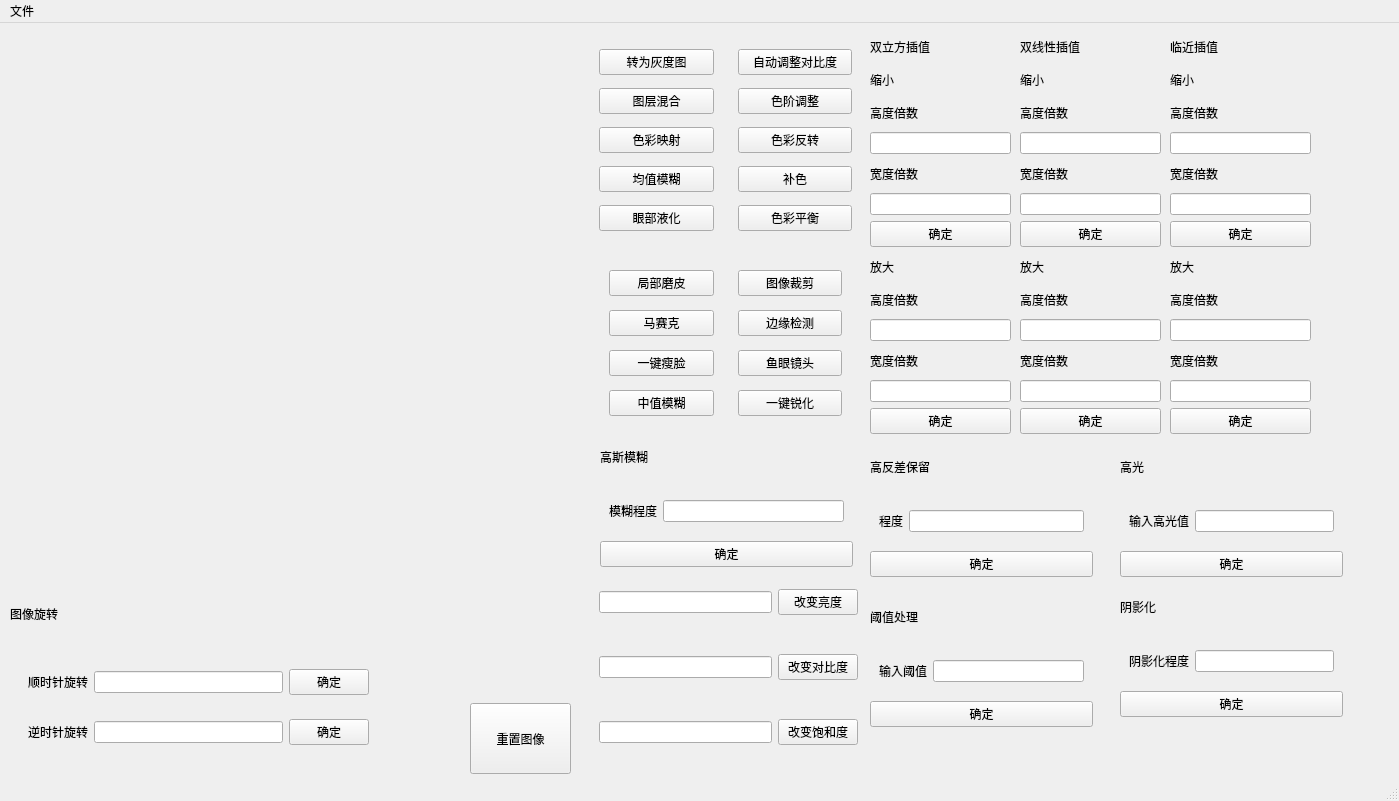
This is ImageWithUI/mainwindow.ui in Obj4ct/ImageWithUI as Qt 5 draws it before an edit. The edited form follows.
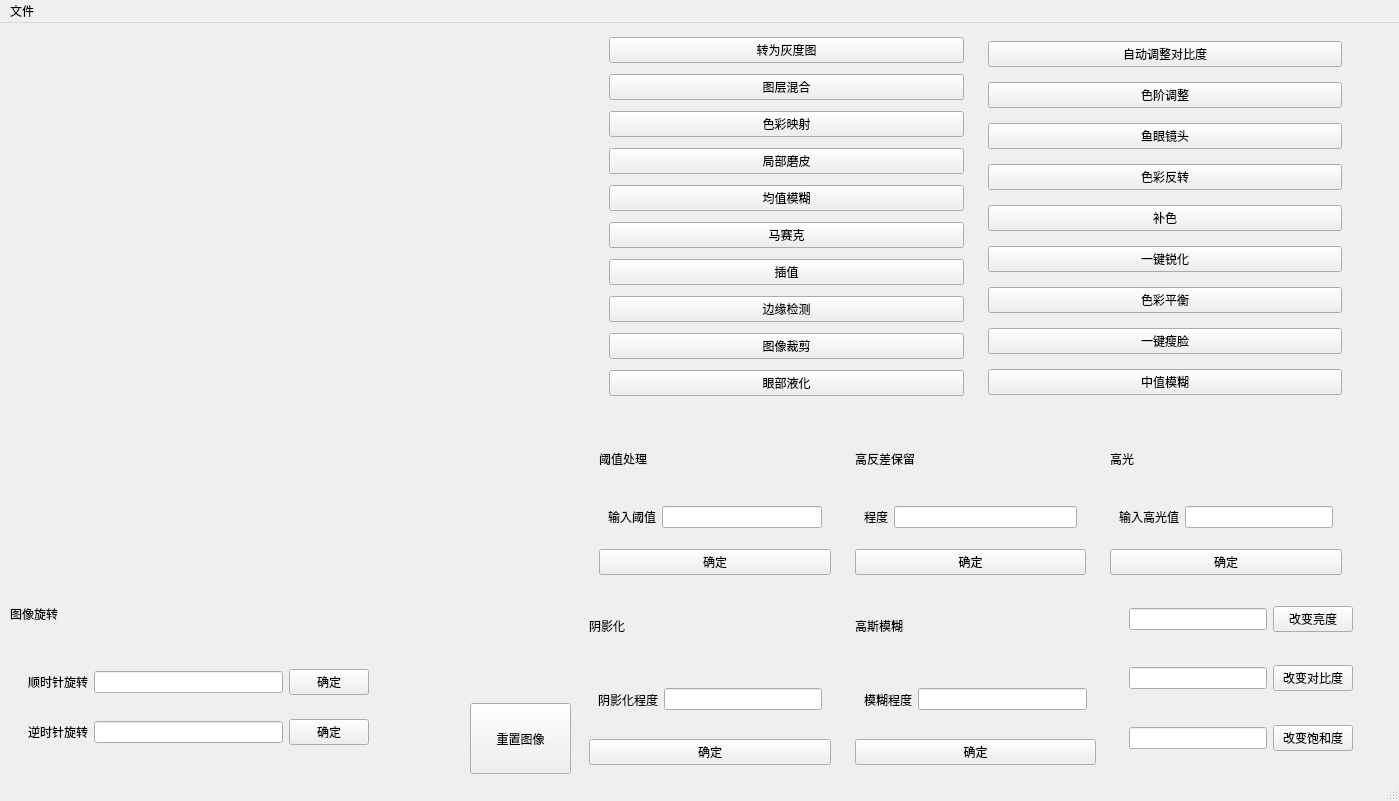
This is the edited form.

Commit message: 为插值单独添加了窗口展示效果 bug:双立方插值 缩小时程序会奔溃 双线性插值 放大图像报 向量溢出 错误

Diff of the .ui file:
```diff
--- a/ImageWithUI/mainwindow.ui
+++ b/ImageWithUI/mainwindow.ui
@@ -48,293 +48,13 @@
       <height>751</height>
      </rect>
     </property>
-    <widget class="QWidget" name="widget_2" native="true">
-     <property name="geometry">
-      <rect>
-       <x>290</x>
-       <y>10</y>
-       <width>141</width>
-       <height>401</height>
-      </rect>
-     </property>
-     <layout class="QVBoxLayout" name="verticalLayout">
-      <item>
-       <widget class="QLabel" name="label_3">
-        <property name="text">
-         <string>双立方插值</string>
-        </property>
-       </widget>
-      </item>
-      <item>
-       <widget class="QLabel" name="label">
-        <property name="text">
-         <string>缩小</string>
-        </property>
-       </widget>
-      </item>
-      <item>
-       <widget class="QLabel" name="label_4">
-        <property name="text">
-         <string>高度倍数</string>
-        </property>
-       </widget>
-      </item>
-      <item>
-       <widget class="QLineEdit" name="lineEdit_small_biCubic_height"/>
-      </item>
-      <item>
-       <widget class="QLabel" name="label_8">
-        <property name="text">
-         <string>宽度倍数</string>
-        </property>
-       </widget>
-      </item>
-      <item>
-       <widget class="QLineEdit" name="lineEdit_small_biCubic_width"/>
-      </item>
-      <item>
-       <widget class="QPushButton" name="btn_small_biCubic">
-        <property name="text">
-         <string>确定</string>
-        </property>
-       </widget>
-      </item>
-      <item>
-       <widget class="QLabel" name="label_2">
-        <property name="text">
-         <string>放大</string>
-        </property>
-       </widget>
-      </item>
-      <item>
-       <widget class="QLabel" name="label_5">
-        <property name="text">
-         <string>高度倍数</string>
-        </property>
-       </widget>
-      </item>
-      <item>
-       <widget class="QLineEdit" name="lineEdit_large_biCubic_height"/>
-      </item>
-      <item>
-       <widget class="QLabel" name="label_7">
-        <property name="text">
-         <string>宽度倍数</string>
-        </property>
-       </widget>
-      </item>
-      <item>
-       <widget class="QLineEdit" name="lineEdit_large_biCubic_width"/>
-      </item>
-      <item>
-       <widget class="QPushButton" name="btn_large_biCubic">
-        <property name="text">
-         <string>确定</string>
-        </property>
-       </widget>
-      </item>
-     </layout>
-    </widget>
-    <widget class="QWidget" name="widget_3" native="true">
-     <property name="geometry">
-      <rect>
-       <x>440</x>
-       <y>10</y>
-       <width>141</width>
-       <height>401</height>
-      </rect>
-     </property>
-     <layout class="QVBoxLayout" name="verticalLayout_2">
-      <item>
-       <widget class="QLabel" name="label_6">
-        <property name="text">
-         <string>双线性插值</string>
-        </property>
-       </widget>
-      </item>
-      <item>
-       <widget class="QLabel" name="label_9">
-        <property name="text">
-         <string>缩小</string>
-        </property>
-       </widget>
-      </item>
-      <item>
-       <widget class="QLabel" name="label_10">
-        <property name="text">
-         <string>高度倍数</string>
-        </property>
-       </widget>
-      </item>
-      <item>
-       <widget class="QLineEdit" name="lineEdit_small_bilinear_height"/>
-      </item>
-      <item>
-       <widget class="QLabel" name="label_11">
-        <property name="text">
-         <string>宽度倍数</string>
-        </property>
-       </widget>
-      </item>
-      <item>
-       <widget class="QLineEdit" name="lineEdit_small_bilinear_width"/>
-      </item>
-      <item>
-       <widget class="QPushButton" name="btn_small_bilinear">
-        <property name="text">
-         <string>确定</string>
-        </property>
-       </widget>
-      </item>
-      <item>
-       <widget class="QLabel" name="label_12">
-        <property name="text">
-         <string>放大</string>
-        </property>
-       </widget>
-      </item>
-      <item>
-       <widget class="QLabel" name="label_13">
-        <property name="text">
-         <string>高度倍数</string>
-        </property>
-       </widget>
-      </item>
-      <item>
-       <widget class="QLineEdit" name="lineEdit_large_bilinear_height"/>
-      </item>
-      <item>
-       <widget class="QLabel" name="label_14">
-        <property name="text">
-         <string>宽度倍数</string>
-        </property>
-       </widget>
-      </item>
-      <item>
-       <widget class="QLineEdit" name="lineEdit_large_bilinear_width"/>
-      </item>
-      <item>
-       <widget class="QPushButton" name="btn_large_bilinear">
-        <property name="text">
-         <string>确定</string>
-        </property>
-       </widget>
-      </item>
-     </layout>
-    </widget>
-    <widget class="QWidget" name="widget_7" native="true">
-     <property name="geometry">
-      <rect>
-       <x>10</x>
-       <y>550</y>
-       <width>277</width>
-       <height>189</height>
-      </rect>
-     </property>
-     <layout class="QVBoxLayout" name="verticalLayout_3">
-      <item>
-       <widget class="QWidget" name="widget_4" native="true">
-        <layout class="QHBoxLayout" name="horizontalLayout_2">
-         <item>
-          <widget class="QLineEdit" name="lineEdit_brightness"/>
-         </item>
-         <item>
-          <widget class="QPushButton" name="btn_brightness">
-           <property name="text">
-            <string>改变亮度</string>
-           </property>
-          </widget>
-         </item>
-        </layout>
-       </widget>
-      </item>
-      <item>
-       <widget class="QWidget" name="widget_5" native="true">
-        <layout class="QHBoxLayout" name="horizontalLayout">
-         <item>
-          <widget class="QLineEdit" name="lineEdit_contrast"/>
-         </item>
-         <item>
-          <widget class="QPushButton" name="btn_contrast">
-           <property name="text">
-            <string>改变对比度</string>
-           </property>
-          </widget>
-         </item>
-        </layout>
-       </widget>
-      </item>
-      <item>
-       <widget class="QWidget" name="widget_6" native="true">
-        <layout class="QHBoxLayout" name="horizontalLayout_3">
-         <item>
-          <widget class="QLineEdit" name="lineEdit_saturation">
-           <property name="text">
-            <string/>
-           </property>
-          </widget>
-         </item>
-         <item>
-          <widget class="QPushButton" name="btn_saturation">
-           <property name="text">
-            <string>改变饱和度</string>
-           </property>
-          </widget>
-         </item>
-        </layout>
-       </widget>
-      </item>
-     </layout>
-    </widget>
-    <widget class="QWidget" name="widget_8" native="true">
-     <property name="geometry">
-      <rect>
-       <x>20</x>
-       <y>410</y>
-       <width>253</width>
-       <height>134</height>
-      </rect>
-     </property>
-     <layout class="QVBoxLayout" name="verticalLayout_7">
-      <item>
-       <widget class="QLabel" name="label_15">
-        <property name="text">
-         <string>高斯模糊</string>
-        </property>
-       </widget>
-      </item>
-      <item>
-       <widget class="QWidget" name="widget_9" native="true">
-        <layout class="QHBoxLayout" name="horizontalLayout_4">
-         <item>
-          <widget class="QLabel" name="label_16">
-           <property name="text">
-            <string>模糊程度</string>
-           </property>
-          </widget>
-         </item>
-         <item>
-          <widget class="QLineEdit" name="lineEdit_gauss"/>
-         </item>
-        </layout>
-       </widget>
-      </item>
-      <item>
-       <widget class="QPushButton" name="btn_gauss_ok">
-        <property name="text">
-         <string>确定</string>
-        </property>
-       </widget>
-      </item>
-     </layout>
-    </widget>
     <widget class="QWidget" name="widget_10" native="true">
      <property name="geometry">
       <rect>
-       <x>10</x>
-       <y>10</y>
-       <width>271</width>
-       <height>217</height>
+       <x>20</x>
+       <y>0</y>
+       <width>751</width>
+       <height>391</height>
       </rect>
      </property>
      <layout class="QHBoxLayout" name="horizontalLayout_5">
@@ -362,6 +82,13 @@
            </property>
           </widget>
          </item>
+         <item>
+          <widget class="QPushButton" name="btn_mask">
+           <property name="text">
+            <string>局部磨皮</string>
+           </property>
+          </widget>
+         </item>
          <item>
           <widget class="QPushButton" name="btn_averBlur">
            <property name="text">
@@ -369,6 +96,34 @@
            </property>
           </widget>
          </item>
+         <item>
+          <widget class="QPushButton" name="btn_mosaic">
+           <property name="text">
+            <string>马赛克</string>
+           </property>
+          </widget>
+         </item>
+         <item>
+          <widget class="QPushButton" name="btn_inter">
+           <property name="text">
+            <string>插值</string>
+           </property>
+          </widget>
+         </item>
+         <item>
+          <widget class="QPushButton" name="btn_tensor">
+           <property name="text">
+            <string>边缘检测</string>
+           </property>
+          </widget>
+         </item>
+         <item>
+          <widget class="QPushButton" name="btn_tailor">
+           <property name="text">
+            <string>图像裁剪</string>
+           </property>
+          </widget>
+         </item>
          <item>
           <widget class="QPushButton" name="btn_eye">
            <property name="text">
@@ -396,6 +151,13 @@
            </property>
           </widget>
          </item>
+         <item>
+          <widget class="QPushButton" name="btn_fish_eye">
+           <property name="text">
+            <string>鱼眼镜头</string>
+           </property>
+          </widget>
+         </item>
          <item>
           <widget class="QPushButton" name="btn_reverse_color">
            <property name="text">
@@ -410,6 +172,13 @@
            </property>
           </widget>
          </item>
+         <item>
+          <widget class="QPushButton" name="btn_sharpen">
+           <property name="text">
+            <string>一键锐化</string>
+           </property>
+          </widget>
+         </item>
          <item>
           <widget class="QPushButton" name="btn_color_balance">
            <property name="text">
@@ -417,20 +186,73 @@
            </property>
           </widget>
          </item>
+         <item>
+          <widget class="QPushButton" name="btn_face">
+           <property name="text">
+            <string>一键瘦脸</string>
+           </property>
+          </widget>
+         </item>
+         <item>
+          <widget class="QPushButton" name="btn_medianBlur">
+           <property name="text">
+            <string>中值模糊</string>
+           </property>
+          </widget>
+         </item>
         </layout>
        </widget>
       </item>
      </layout>
     </widget>
+    <widget class="QWidget" name="widget_3" native="true">
+     <property name="geometry">
+      <rect>
+       <x>10</x>
+       <y>400</y>
+       <width>761</width>
+       <height>161</height>
+      </rect>
+     </property>
+     <layout class="QHBoxLayout" name="horizontalLayout_12">
+      <item>
+       <widget class="QWidget" name="widget_24" native="true">
+        <layout class="QVBoxLayout" name="verticalLayout_13">
+         <item>
+          <widget class="QLabel" name="label_33">
+           <property name="text">
+            <string>阈值处理</string>
+           </property>
+          </widget>
+         </item>
+         <item>
+          <widget class="QWidget" name="widget_25" native="true">
+           <layout class="QHBoxLayout" name="horizontalLayout_11">
+            <item>
+             <widget class="QLabel" name="label_34">
+              <property name="text">
+               <string>输入阈值</string>
+              </property>
+             </widget>
+            </item>
+            <item>
+             <widget class="QLineEdit" name="lineEdit_threshold"/>
+            </item>
+           </layout>
+          </widget>
+         </item>
+         <item>
+          <widget class="QPushButton" name="btn_threshold_ok">
+           <property name="text">
+            <string>确定</string>
+           </property>
+          </widget>
+         </item>
+        </layout>
+       </widget>
+      </item>
+      <item>
     <widget class="QWidget" name="widget_13" native="true">
-     <property name="geometry">
-      <rect>
-       <x>290</x>
-       <y>420</y>
-       <width>223</width>
-       <height>134</height>
-      </rect>
-     </property>
      <layout class="QVBoxLayout" name="verticalLayout_6">
       <item>
        <widget class="QLabel" name="label_17">
@@ -464,102 +286,57 @@
       </item>
      </layout>
     </widget>
+      </item>
+      <item>
+       <widget class="QWidget" name="widget_22" native="true">
+        <layout class="QVBoxLayout" name="verticalLayout_12">
+         <item>
+          <widget class="QLabel" name="label_31">
+           <property name="text">
+            <string>高光</string>
+           </property>
+          </widget>
+         </item>
+         <item>
+          <widget class="QWidget" name="widget_23" native="true">
+           <layout class="QHBoxLayout" name="horizontalLayout_10">
+            <item>
+             <widget class="QLabel" name="label_32">
+              <property name="text">
+               <string>输入高光值</string>
+              </property>
+             </widget>
+            </item>
+            <item>
+             <widget class="QLineEdit" name="lineEdit_highlight"/>
+            </item>
+           </layout>
+          </widget>
+         </item>
+         <item>
+          <widget class="QPushButton" name="btn_highlight_ok">
+           <property name="text">
+            <string>确定</string>
+           </property>
+          </widget>
+         </item>
+        </layout>
+       </widget>
+      </item>
+     </layout>
+    </widget>
     <widget class="QWidget" name="widget_19" native="true">
      <property name="geometry">
       <rect>
-       <x>590</x>
-       <y>10</y>
-       <width>141</width>
-       <height>401</height>
-      </rect>
-     </property>
-     <layout class="QVBoxLayout" name="verticalLayout_10">
-      <item>
-       <widget class="QLabel" name="label_22">
-        <property name="text">
-         <string>临近插值</string>
-        </property>
-       </widget>
-      </item>
-      <item>
-       <widget class="QLabel" name="label_23">
-        <property name="text">
-         <string>缩小</string>
-        </property>
-       </widget>
-      </item>
-      <item>
-       <widget class="QLabel" name="label_24">
-        <property name="text">
-         <string>高度倍数</string>
-        </property>
-       </widget>
-      </item>
-      <item>
-       <widget class="QLineEdit" name="lineEdit_small_nearest_height"/>
-      </item>
-      <item>
-       <widget class="QLabel" name="label_25">
-        <property name="text">
-         <string>宽度倍数</string>
-        </property>
-       </widget>
-      </item>
-      <item>
-       <widget class="QLineEdit" name="lineEdit_small_nearest_width"/>
-      </item>
-      <item>
-       <widget class="QPushButton" name="btn_small_nearest">
-        <property name="text">
-         <string>确定</string>
-        </property>
-       </widget>
-      </item>
-      <item>
-       <widget class="QLabel" name="label_26">
-        <property name="text">
-         <string>放大</string>
-        </property>
-       </widget>
-      </item>
-      <item>
-       <widget class="QLabel" name="label_27">
-        <property name="text">
-         <string>高度倍数</string>
-        </property>
-       </widget>
-      </item>
-      <item>
-       <widget class="QLineEdit" name="lineEdit_large_nearest_heightt"/>
-      </item>
-      <item>
-       <widget class="QLabel" name="label_28">
-        <property name="text">
-         <string>宽度倍数</string>
-        </property>
-       </widget>
-      </item>
-      <item>
-       <widget class="QLineEdit" name="lineEdit_large_nearest_width"/>
-      </item>
-      <item>
-       <widget class="QPushButton" name="btn_large_nearest">
-        <property name="text">
-         <string>确定</string>
-        </property>
-       </widget>
-      </item>
-     </layout>
-    </widget>
-    <widget class="QWidget" name="widget_20" native="true">
-     <property name="geometry">
-      <rect>
-       <x>540</x>
+       <x>0</x>
        <y>560</y>
-       <width>223</width>
-       <height>134</height>
+       <width>791</width>
+       <height>191</height>
       </rect>
      </property>
+     <layout class="QHBoxLayout" name="horizontalLayout_13">
+      <item>
+       <widget class="QWidget" name="widget_20" native="true">
      <layout class="QVBoxLayout" name="verticalLayout_11">
       <item>
        <widget class="QLabel" name="label_29">
@@ -593,41 +370,35 @@
       </item>
      </layout>
     </widget>
-    <widget class="QWidget" name="widget_22" native="true">
-     <property name="geometry">
-      <rect>
-       <x>540</x>
-       <y>420</y>
-       <width>223</width>
-       <height>134</height>
-      </rect>
-     </property>
-     <layout class="QVBoxLayout" name="verticalLayout_12">
+      </item>
       <item>
-       <widget class="QLabel" name="label_31">
+       <widget class="QWidget" name="widget_8" native="true">
+        <layout class="QVBoxLayout" name="verticalLayout_7">
+         <item>
+          <widget class="QLabel" name="label_15">
         <property name="text">
-         <string>高光</string>
+            <string>高斯模糊</string>
         </property>
        </widget>
       </item>
       <item>
-       <widget class="QWidget" name="widget_23" native="true">
-        <layout class="QHBoxLayout" name="horizontalLayout_10">
+          <widget class="QWidget" name="widget_9" native="true">
+           <layout class="QHBoxLayout" name="horizontalLayout_4">
          <item>
-          <widget class="QLabel" name="label_32">
+             <widget class="QLabel" name="label_16">
            <property name="text">
-            <string>输入高光值</string>
+               <string>模糊程度</string>
            </property>
           </widget>
          </item>
          <item>
-          <widget class="QLineEdit" name="lineEdit_highlight"/>
+             <widget class="QLineEdit" name="lineEdit_gauss"/>
          </item>
         </layout>
        </widget>
       </item>
       <item>
-       <widget class="QPushButton" name="btn_highlight_ok">
+          <widget class="QPushButton" name="btn_gauss_ok">
         <property name="text">
          <string>确定</string>
         </property>
@@ -635,86 +406,36 @@
       </item>
      </layout>
     </widget>
-    <widget class="QWidget" name="widget_24" native="true">
-     <property name="geometry">
-      <rect>
-       <x>290</x>
-       <y>570</y>
-       <width>223</width>
-       <height>134</height>
-      </rect>
-     </property>
-     <layout class="QVBoxLayout" name="verticalLayout_13">
-      <item>
-       <widget class="QLabel" name="label_33">
-        <property name="text">
-         <string>阈值处理</string>
-        </property>
-       </widget>
       </item>
       <item>
-       <widget class="QWidget" name="widget_25" native="true">
-        <layout class="QHBoxLayout" name="horizontalLayout_11">
+       <widget class="QWidget" name="widget_7" native="true">
+        <layout class="QVBoxLayout" name="verticalLayout_3">
          <item>
-          <widget class="QLabel" name="label_34">
-           <property name="text">
-            <string>输入阈值</string>
-           </property>
-          </widget>
-         </item>
+          <widget class="QWidget" name="widget_4" native="true">
+           <layout class="QHBoxLayout" name="horizontalLayout_2">
          <item>
-          <widget class="QLineEdit" name="lineEdit_threshold"/>
-         </item>
-        </layout>
-       </widget>
-      </item>
+             <widget class="QLineEdit" name="lineEdit_brightness"/>
+            </item>
       <item>
-       <widget class="QPushButton" name="btn_threshold_ok">
+             <widget class="QPushButton" name="btn_brightness">
         <property name="text">
-         <string>确定</string>
+               <string>改变亮度</string>
         </property>
        </widget>
       </item>
      </layout>
     </widget>
-    <widget class="QWidget" name="widget_28" native="true">
-     <property name="geometry">
-      <rect>
-       <x>20</x>
-       <y>230</y>
-       <width>251</width>
-       <height>181</height>
-      </rect>
-     </property>
-     <layout class="QHBoxLayout" name="horizontalLayout_12">
-      <item>
-       <widget class="QWidget" name="widget_26" native="true">
-        <layout class="QVBoxLayout" name="verticalLayout_14">
-         <item>
-          <widget class="QPushButton" name="btn_mask">
-           <property name="text">
-            <string>局部磨皮</string>
-           </property>
-          </widget>
          </item>
          <item>
-          <widget class="QPushButton" name="btn_mosaic">
-           <property name="text">
-            <string>马赛克</string>
-           </property>
-          </widget>
-         </item>
+          <widget class="QWidget" name="widget_5" native="true">
+           <layout class="QHBoxLayout" name="horizontalLayout">
          <item>
-          <widget class="QPushButton" name="btn_face">
-           <property name="text">
-            <string>一键瘦脸</string>
-           </property>
-          </widget>
+             <widget class="QLineEdit" name="lineEdit_contrast"/>
          </item>
          <item>
-          <widget class="QPushButton" name="btn_medianBlur">
+             <widget class="QPushButton" name="btn_contrast">
            <property name="text">
-            <string>中值模糊</string>
+               <string>改变对比度</string>
            </property>
           </widget>
          </item>
@@ -722,34 +443,23 @@
        </widget>
       </item>
       <item>
-       <widget class="QWidget" name="widget_27" native="true">
-        <layout class="QVBoxLayout" name="verticalLayout_15">
+          <widget class="QWidget" name="widget_6" native="true">
+           <layout class="QHBoxLayout" name="horizontalLayout_3">
          <item>
-          <widget class="QPushButton" name="btn_tailor">
+             <widget class="QLineEdit" name="lineEdit_saturation">
            <property name="text">
-            <string>图像裁剪</string>
+               <string/>
            </property>
           </widget>
          </item>
          <item>
-          <widget class="QPushButton" name="btn_tensor">
+             <widget class="QPushButton" name="btn_saturation">
            <property name="text">
-            <string>边缘检测</string>
+               <string>改变饱和度</string>
            </property>
           </widget>
          </item>
-         <item>
-          <widget class="QPushButton" name="btn_fish_eye">
-           <property name="text">
-            <string>鱼眼镜头</string>
-           </property>
-          </widget>
-         </item>
-         <item>
-          <widget class="QPushButton" name="btn_sharpen">
-           <property name="text">
-            <string>一键锐化</string>
-           </property>
+           </layout>
           </widget>
          </item>
         </layout>
```
Lines whose indentation alone changed are shown as unchanged. The commit also changes 10 other files.
